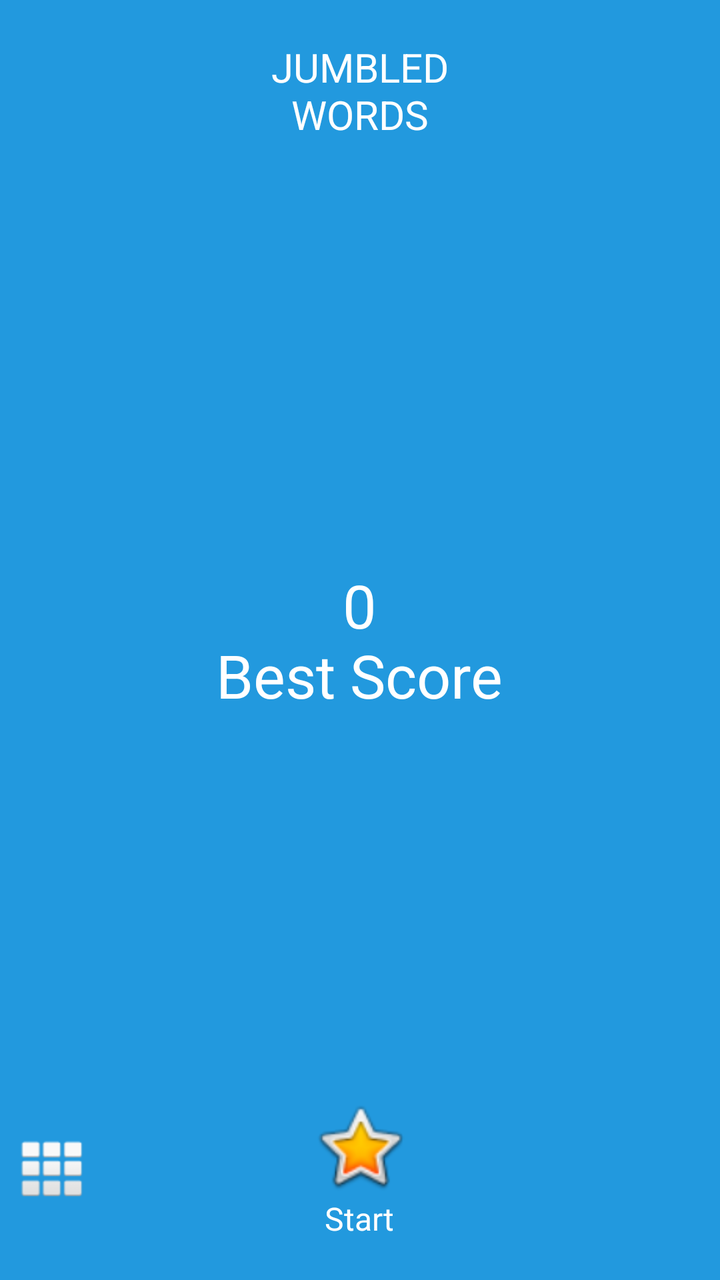
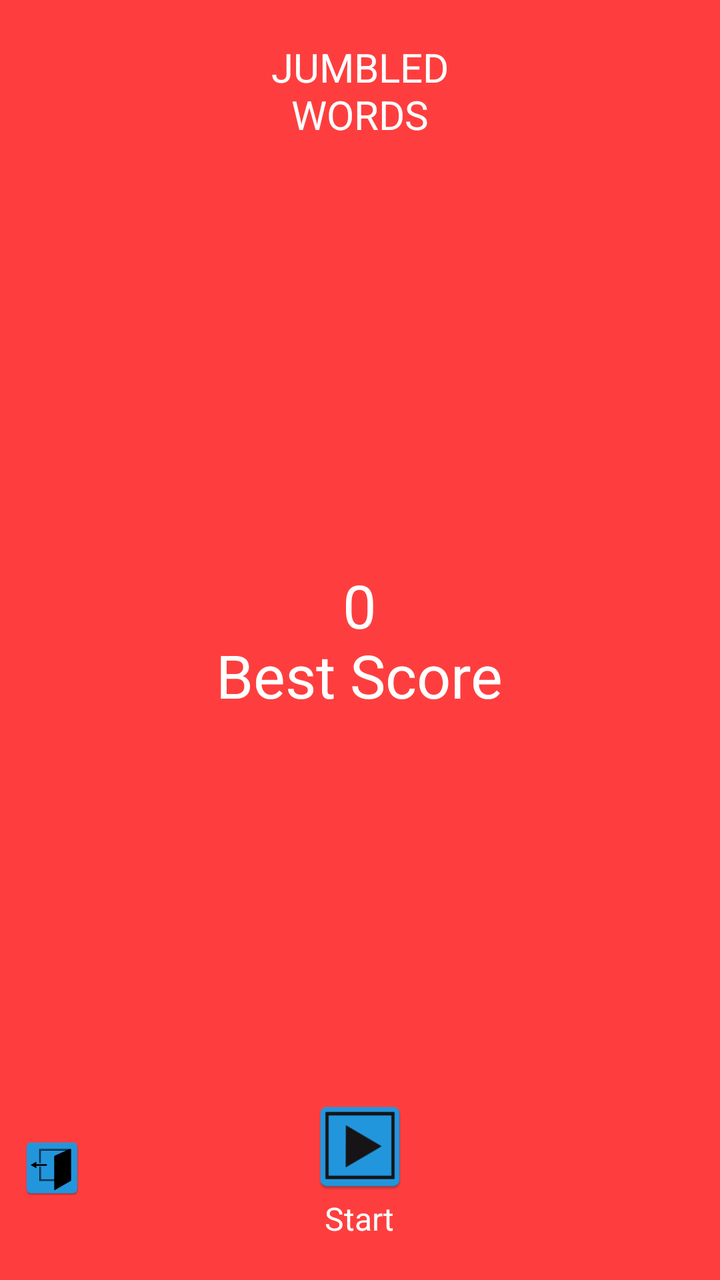

Two renders of the same Android screen: before a commit and after it. Below are the layout's source before the change and the commit's diff.
<!-- AndroidManifest.xml: application theme AppTheme -->
<!-- res/layout/activity_main.xml -->
<?xml version="1.0" encoding="utf-8"?>
<RelativeLayout xmlns:android="http://schemas.android.com/apk/res/android"
    xmlns:tools="http://schemas.android.com/tools"
    android:layout_width="match_parent"
    android:layout_height="match_parent"
  android:background="#2299de"
    tools:context="com.stupendous.jumbledwords.MainActivity">

    <TextView
        android:layout_width="wrap_content"
        android:layout_height="wrap_content"
        android:textColor="#fff"
        android:layout_margin="20dp"
        android:textSize="20sp"
        android:layout_centerHorizontal="true"
        android:gravity="center"
        android:text="JUMBLED\nWORDS" />

    <TextView
        android:id="@+id/tv_totalScore"
        android:layout_width="wrap_content"
        android:layout_height="wrap_content"
        android:textColor="#fff"
        android:layout_margin="20dp"
        android:textSize="30sp"
        android:layout_centerInParent="true"
        android:gravity="center"
        android:text="0\nBest Score" />

    <RelativeLayout
        android:layout_alignParentBottom="true"
        android:layout_width="match_parent"
        android:layout_height="wrap_content"
        android:gravity="center_vertical"
        android:padding="10dp"
        android:orientation="horizontal">

        <ImageView
            android:id="@+id/iv_quitGame"
            android:layout_width="wrap_content"
            android:layout_height="wrap_content"
            android:layout_alignParentLeft="true"
            android:layout_centerVertical="true"
            android:src="@android:drawable/ic_dialog_dialer"/>

        <LinearLayout
            android:layout_width="wrap_content"
            android:layout_height="wrap_content"
            android:layout_centerInParent="true"
            android:padding="10dp"
            android:gravity="center_horizontal"
            android:orientation="vertical">
        <ImageView
            android:id="@+id/iv_startGame"
            android:layout_width="50dp"
            android:layout_height="50dp"

            android:src="@android:drawable/btn_star_big_on"/>

        <TextView

            android:layout_width="wrap_content"
            android:layout_height="wrap_content"
            android:textColor="#fff"

            android:textSize="16sp"
            android:layout_below="@+id/iv_startGame"
            android:layout_centerInParent="true"
            android:layout_alignBottom="@+id/iv_startGame"
            android:gravity="center"
            android:text="Start" />
        </LinearLayout>
    </RelativeLayout>



</RelativeLayout>
<!-- resources referenced by this layout -->
<resources>
  <style name="AppTheme" parent="Theme.AppCompat.Light.DarkActionBar">
          
          <item name="colorPrimary">@color/colorPrimary</item>
          <item name="colorPrimaryDark">@color/colorPrimaryDark</item>
          <item name="colorAccent">@color/colorAccent</item>
      </style>
  <color name="colorPrimary">#3F51B5</color>
  <color name="colorPrimaryDark">#303F9F</color>
  <color name="colorAccent">#FF4081</color>
</resources>

<!-- the commit's change to res/layout/activity_main.xml (unified diff, before → after) -->
@@ -3,7 +3,7 @@
     xmlns:tools="http://schemas.android.com/tools"
     android:layout_width="match_parent"
     android:layout_height="match_parent"
-  android:background="#2299de"
+  android:background="#ddff2222"
     tools:context="com.stupendous.jumbledwords.MainActivity">
 
     <TextView
@@ -41,7 +41,7 @@
             android:layout_height="wrap_content"
             android:layout_alignParentLeft="true"
             android:layout_centerVertical="true"
-            android:src="@android:drawable/ic_dialog_dialer"/>
+            android:src="@drawable/exit"/>
 
         <LinearLayout
             android:layout_width="wrap_content"
@@ -55,7 +55,7 @@
             android:layout_width="50dp"
             android:layout_height="50dp"
 
-            android:src="@android:drawable/btn_star_big_on"/>
+            android:src="@drawable/play"/>
 
         <TextView
 
<!-- resource entries referenced after the edit -->
@@ -1,6 +1,8 @@
 <!-- resources referenced by this layout -->
 <resources>
-  <style name="AppTheme" parent="Theme.AppCompat.Light.DarkActionBar">
+  <!-- drawable exit: png bitmap (drawable-hdpi, 1351 bytes) -->
+  <!-- drawable play: png bitmap (drawable-hdpi, 1995 bytes) -->
+  <style name="AppTheme" parent="Theme.AppCompat.Light.NoActionBar">
           
           <item name="colorPrimary">@color/colorPrimary</item>
           <item name="colorPrimaryDark">@color/colorPrimaryDark</item>
